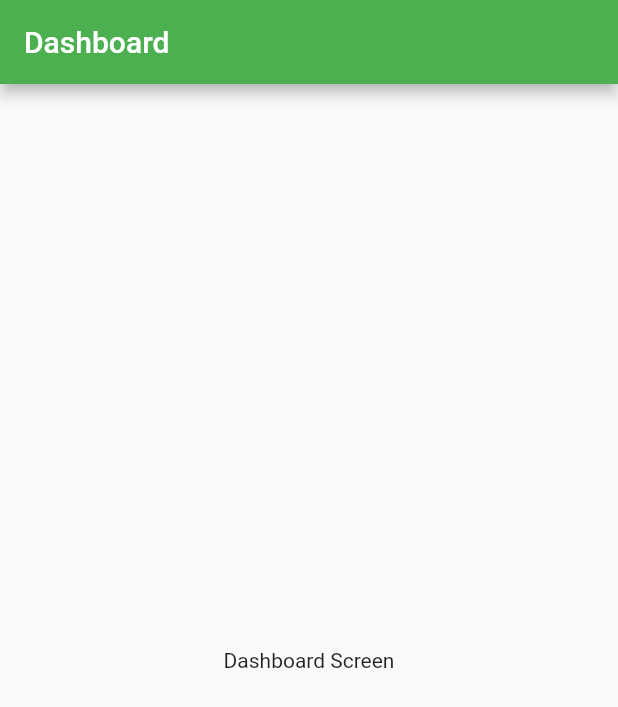
After one commit to iamsamitdev/flutter_scale_pine, a Flutter app: the DashboardScreen screen opened directly, on a phone screen of 412 x 824 dp. The commit adds this screen. Shown: the top 707 px of the screen. Run offline on Flutter 3.47's test engine with Material 3 defaults, Android fonts, the phone set to English and light mode, and no system bars; our stand-ins replace introduction_screen.

Commit message:
update dashboard

```diff
--- /dev/null
+++ b/lib/screens/dashboard/dashboard_screen.dart
@@ -0,0 +1,23 @@
+import 'package:flutter/material.dart';
+
+class DashboardScreen extends StatefulWidget {
+  const DashboardScreen({super.key});
+
+  @override
+  State<DashboardScreen> createState() => _DashboardScreenState();
+}
+
+class _DashboardScreenState extends State<DashboardScreen> {
+  @override
+  Widget build(BuildContext context) {
+    return Scaffold(
+      appBar: AppBar(
+        title: const Text('Dashboard'),
+        automaticallyImplyLeading: false,
+      ),
+      body: const Center(
+        child: Text('Dashboard Screen'),
+      ),
+    );
+  }
+}
```
Also changed, not shown: lib/screens/login/login_screen.dart (+17 -0 lines).
